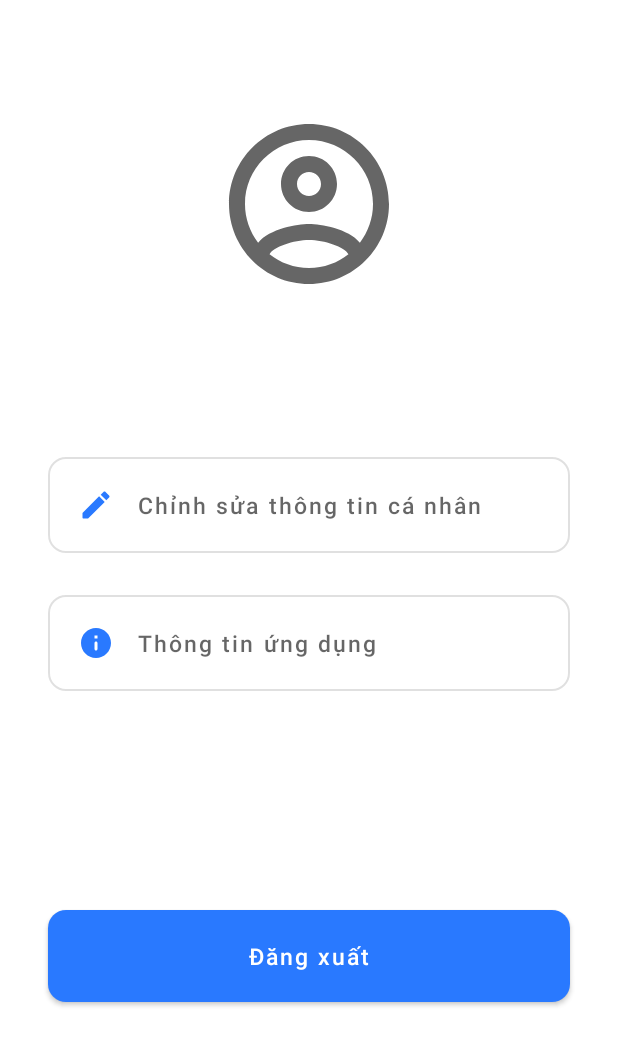
After one commit to nogogold1998/ThoOi, an Android app: the layout fragment_settings.xml on its own in the app's theme, with its tools: preview values and no code run, on a phone screen of 412 x 824 dp. The commit adds this screen. Shown: the top 1046 px of the screen. Run offline under Robolectric (Android 15) with nearby library versions, the phone set to English and light mode, and no system bars.

Commit message:
Task #28378 Create settings UI

```diff
--- /dev/null
+++ b/app/src/main/res/drawable/ic_round_edit_24.xml
@@ -0,0 +1,10 @@
+<vector xmlns:android="http://schemas.android.com/apk/res/android"
+    android:width="24dp"
+    android:height="24dp"
+    android:viewportWidth="24"
+    android:viewportHeight="24"
+    android:tint="?attr/colorControlNormal">
+  <path
+      android:fillColor="@android:color/white"
+      android:pathData="M3,17.46v3.04c0,0.28 0.22,0.5 0.5,0.5h3.04c0.13,0 0.26,-0.05 0.35,-0.15L17.81,9.94l-3.75,-3.75L3.15,17.1c-0.1,0.1 -0.15,0.22 -0.15,0.36zM20.71,7.04c0.39,-0.39 0.39,-1.02 0,-1.41l-2.34,-2.34c-0.39,-0.39 -1.02,-0.39 -1.41,0l-1.83,1.83 3.75,3.75 1.83,-1.83z"/>
+</vector>
--- /dev/null
+++ b/app/src/main/res/drawable/ic_round_info_24.xml
@@ -0,0 +1,10 @@
+<vector xmlns:android="http://schemas.android.com/apk/res/android"
+    android:width="24dp"
+    android:height="24dp"
+    android:viewportWidth="24"
+    android:viewportHeight="24"
+    android:tint="?attr/colorControlNormal">
+  <path
+      android:fillColor="@android:color/white"
+      android:pathData="M12,2C6.48,2 2,6.48 2,12s4.48,10 10,10 10,-4.48 10,-10S17.52,2 12,2zM12,17c-0.55,0 -1,-0.45 -1,-1v-4c0,-0.55 0.45,-1 1,-1s1,0.45 1,1v4c0,0.55 -0.45,1 -1,1zM13,9h-2L11,7h2v2z"/>
+</vector>
--- /dev/null
+++ b/app/src/main/res/layout/fragment_settings.xml
@@ -0,0 +1,91 @@
+<?xml version="1.0" encoding="utf-8"?>
+<androidx.constraintlayout.widget.ConstraintLayout xmlns:android="http://schemas.android.com/apk/res/android"
+    xmlns:app="http://schemas.android.com/apk/res-auto"
+    xmlns:tools="http://schemas.android.com/tools"
+    android:layout_width="match_parent"
+    android:layout_height="match_parent"
+    android:paddingBottom="@dimen/dp_16">
+
+    <include
+        android:id="@+id/layoutAppbar"
+        layout="@layout/toolbar_app"
+        app:layout_constraintEnd_toEndOf="parent"
+        app:layout_constraintStart_toStartOf="parent"
+        app:layout_constraintTop_toTopOf="parent" />
+
+    <ImageView
+        android:id="@+id/imageAvatar"
+        android:layout_width="@dimen/dp_128"
+        android:layout_height="wrap_content"
+        android:layout_marginTop="@dimen/dp_16"
+        android:adjustViewBounds="true"
+        app:layout_constraintEnd_toEndOf="parent"
+        app:layout_constraintStart_toStartOf="parent"
+        app:layout_constraintTop_toBottomOf="@+id/layoutAppbar"
+        app:srcCompat="@drawable/ic_outline_account_circle_24"
+        tools:ignore="ContentDescription" />
+
+    <TextView
+        android:id="@+id/textDisplayName"
+        android:layout_width="wrap_content"
+        android:layout_height="wrap_content"
+        android:layout_margin="@dimen/dp_16"
+        android:textColor="?android:attr/textColorPrimary"
+        android:textSize="@dimen/sp_15"
+        android:textStyle="bold"
+        app:layout_constraintEnd_toEndOf="parent"
+        app:layout_constraintStart_toStartOf="parent"
+        app:layout_constraintTop_toBottomOf="@+id/imageAvatar" />
+
+    <TextView
+        android:id="@+id/textEmail"
+        android:layout_width="wrap_content"
+        android:layout_height="wrap_content"
+        android:layout_marginStart="@dimen/dp_16"
+        android:layout_marginTop="@dimen/dp_8"
+        android:layout_marginEnd="@dimen/dp_16"
+        android:textSize="@dimen/sp_15"
+        app:layout_constraintEnd_toEndOf="parent"
+        app:layout_constraintStart_toStartOf="parent"
+        app:layout_constraintTop_toBottomOf="@+id/textDisplayName" />
+
+    <Button
+        android:id="@+id/buttonSignOut"
+        style="@style/StyleButton"
+        android:layout_margin="@dimen/dp_32"
+        android:text="@string/label_logout"
+        app:layout_constraintBottom_toBottomOf="parent"
+        app:layout_constraintEnd_toEndOf="parent"
+        app:layout_constraintStart_toStartOf="parent"
+        app:layout_constraintTop_toBottomOf="@+id/buttonAbout" />
+
+    <Button
+        android:id="@+id/buttonEditProfile"
+        style="@style/StyleButtonOutline"
+        android:layout_marginStart="@dimen/dp_32"
+        android:layout_marginTop="@dimen/dp_32"
+        android:layout_marginEnd="@dimen/dp_32"
+        android:text="@string/label_edit_profile"
+        android:textAlignment="textStart"
+        android:textColor="?android:attr/textColorSecondary"
+        app:icon="@drawable/ic_round_edit_24"
+        app:iconPadding="@dimen/dp_16"
+        app:layout_constraintEnd_toEndOf="parent"
+        app:layout_constraintStart_toStartOf="parent"
+        app:layout_constraintTop_toBottomOf="@+id/textEmail" />
+
+    <Button
+        android:id="@+id/buttonAbout"
+        style="@style/StyleButtonOutline"
+        android:layout_marginStart="@dimen/dp_32"
+        android:layout_marginTop="@dimen/dp_16"
+        android:layout_marginEnd="@dimen/dp_32"
+        android:text="@string/label_about"
+        android:textAlignment="textStart"
+        android:textColor="?android:attr/textColorSecondary"
+        app:icon="@drawable/ic_round_info_24"
+        app:iconPadding="@dimen/dp_16"
+        app:layout_constraintEnd_toEndOf="parent"
+        app:layout_constraintStart_toStartOf="parent"
+        app:layout_constraintTop_toBottomOf="@+id/buttonEditProfile" />
+</androidx.constraintlayout.widget.ConstraintLayout>
--- a/app/src/main/res/values/strings.xml
+++ b/app/src/main/res/values/strings.xml
@@ -22,12 +22,12 @@
     <string name="hint_description">Mô tả</string>
     <string name="hint_change_password">Đổi mật khẩu</string>
     <string name="label_sign_up">Đăng ký</string>
-
     <string name="label_detail">Chi tiết</string>
     <string name="label_description">Mô tả</string>
     <string name="label_location">Địa điểm</string>
     <string name="label_fixers_applied">Thợ đã ứng tuyển</string>
     <string name="label_apply">Nhận việc</string>
+
     <string name="label_schedule_manager">Quản lý công việc</string>
     <string name="label_schedule">Lịch trình</string>
     <string name="label_history">Lịch sử</string>
@@ -81,4 +81,9 @@
     <string name="msg_missing_permission">Bạn chưa cấp quyền vị trí</string>
     <string name="msg_missing_location_setting">Bạn chưa bật vị trí</string>
     <string name="label_choose_location">Chọn vị trí của bạn</string>
+
+    <string name="title_settings">Settings</string>
+    <string name="label_logout">Đăng xuất</string>
+    <string name="label_edit_profile">Chỉnh sửa thông tin cá nhân</string>
+    <string name="label_about">Thông tin ứng dụng</string>
 </resources>
```
